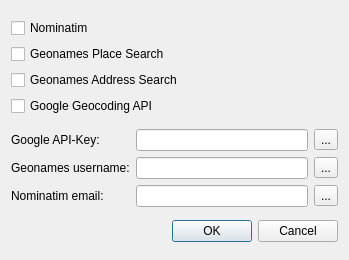
First picture: the form in src/qmapshack/gis/search/IGeoSearchConfigDialog.ui, repository Maproom/qmapshack, before the edit.
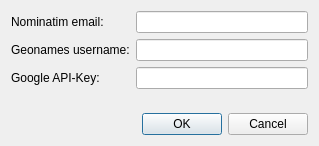
Second picture: the form after the edit.

Commit message: add selection of search provider to search-field

```diff
--- a/src/qmapshack/gis/search/IGeoSearchConfigDialog.ui
+++ b/src/qmapshack/gis/search/IGeoSearchConfigDialog.ui
@@ -6,8 +6,8 @@
    <rect>
     <x>0</x>
     <y>0</y>
-    <width>349</width>
-    <height>260</height>
+    <width>319</width>
+    <height>146</height>
    </rect>
   </property>
   <property name="windowTitle">
@@ -15,44 +15,16 @@
   </property>
   <layout class="QVBoxLayout" name="verticalLayout">
    <item>
-    <layout class="QVBoxLayout" name="verticalLayout_2">
-     <item>
-      <widget class="QCheckBox" name="checkNominatim">
+    <layout class="QFormLayout" name="formLayout">
+     <item row="0" column="0">
+      <widget class="QLabel" name="labelNominatimEmail">
        <property name="text">
-        <string>Nominatim</string>
+        <string>Nominatim email:</string>
        </property>
       </widget>
      </item>
-     <item>
-      <widget class="QCheckBox" name="checkGeoSearch">
-       <property name="text">
-        <string>Geonames Place Search</string>
-       </property>
-      </widget>
-     </item>
-     <item>
-      <widget class="QCheckBox" name="checkGeoAddress">
-       <property name="text">
-        <string>Geonames Address Search</string>
-       </property>
-      </widget>
-     </item>
-     <item>
-      <widget class="QCheckBox" name="checkGoogle">
-       <property name="text">
-        <string>Google Geocoding API</string>
-       </property>
-      </widget>
-     </item>
-    </layout>
-   </item>
-   <item>
-    <layout class="QGridLayout" name="gridLayout">
      <item row="0" column="1">
-      <widget class="QLineEdit" name="lineGoogleKey"/>
-     </item>
-     <item row="1" column="1">
-      <widget class="QLineEdit" name="lineGeonamesLogin"/>
+      <widget class="QLineEdit" name="lineNominatimEmail"/>
      </item>
      <item row="1" column="0">
       <widget class="QLabel" name="labelGeonamesLogin">
@@ -61,43 +33,18 @@
        </property>
       </widget>
      </item>
-     <item row="0" column="0">
+     <item row="1" column="1">
+      <widget class="QLineEdit" name="lineGeonamesLogin"/>
+     </item>
+     <item row="2" column="0">
       <widget class="QLabel" name="labelGoogleKey">
        <property name="text">
         <string>Google API-Key:</string>
        </property>
       </widget>
      </item>
-     <item row="0" column="2">
-      <widget class="QToolButton" name="toolHelpGoogle">
-       <property name="text">
-        <string>...</string>
-       </property>
-      </widget>
-     </item>
-     <item row="1" column="2">
-      <widget class="QToolButton" name="toolHelpGeonames">
-       <property name="text">
-        <string>...</string>
-       </property>
-      </widget>
-     </item>
-     <item row="2" column="0">
-      <widget class="QLabel" name="labelNominatimEmail">
-       <property name="text">
-        <string>Nominatim email:</string>
-       </property>
-      </widget>
-     </item>
      <item row="2" column="1">
-      <widget class="QLineEdit" name="lineNominatimEmail"/>
-     </item>
-     <item row="2" column="2">
-      <widget class="QToolButton" name="toolButton">
-       <property name="text">
-        <string>...</string>
-       </property>
-      </widget>
+      <widget class="QLineEdit" name="lineGoogleKey"/>
      </item>
     </layout>
    </item>
```
The commit also changes 8 other files.
